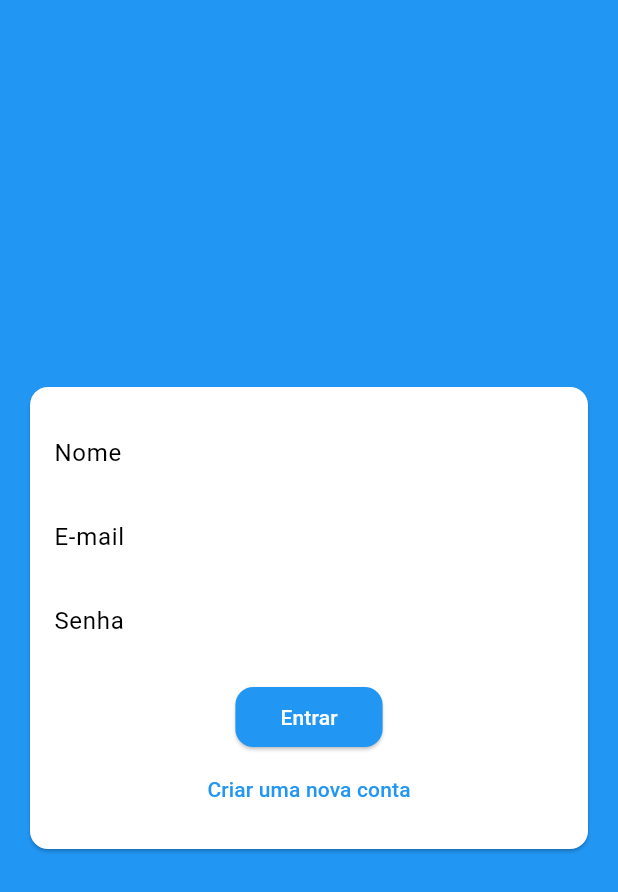
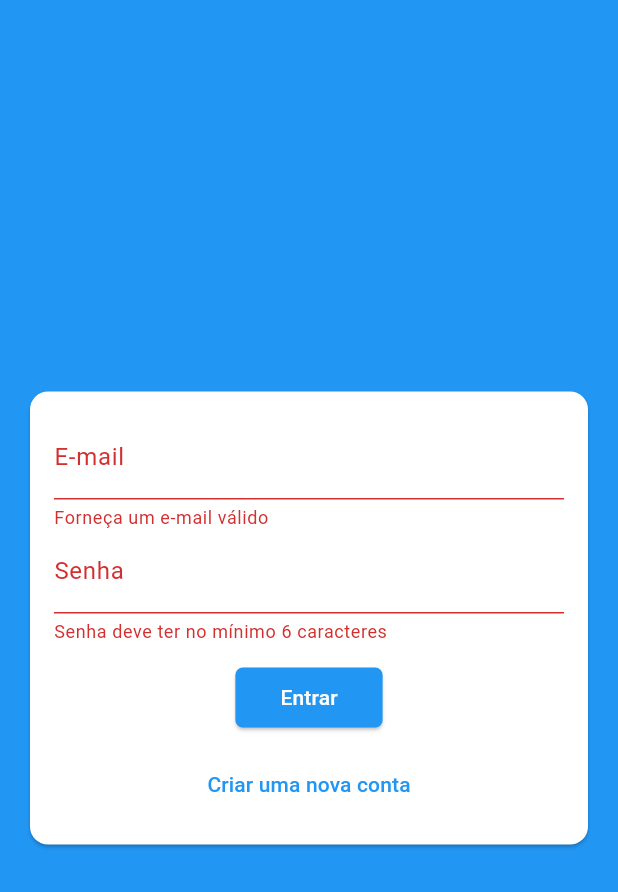
Before and after one commit to LeonardoJaques/chat_flutter, a Flutter app: the screen it shows after launch, after a tap on "Entrar", on a phone screen of 412 x 824 dp. Shown: the top 892 px of the screen. Run offline on Flutter 3.47's test engine with Material 2 defaults, Android fonts, the phone set to English and light mode, and no system bars.

Commit message:
feat: add auth_form

```diff
--- a/lib/components/auth_form.dart
+++ b/lib/components/auth_form.dart
@@ -1,7 +1,23 @@
+import 'package:chat_flutter/model/auth_form_data.dart';
 import 'package:flutter/material.dart';
 
-class AuthForm extends StatelessWidget {
+class AuthForm extends StatefulWidget {
   const AuthForm({super.key});
+
+  @override
+  State<AuthForm> createState() => _AuthFormState();
+}
+
+class _AuthFormState extends State<AuthForm> {
+  final _formkey = GlobalKey<FormState>();
+  final _formData = AuthFormData();
+
+  void _submit() {
+    final isValid = _formkey.currentState?.validate() ?? false;
+    if (!isValid) return;
+
+    _formkey.currentState?.save();
+  }
 
   @override
   Widget build(BuildContext context) {
@@ -10,23 +26,53 @@ class AuthForm extends StatelessWidget {
       child: Padding(
         padding: const EdgeInsets.all(16),
         child: Form(
+          key: _formkey,
           child: Column(
             children: [
+              if (_formData.isSignup)
+                TextFormField(
+                  key: const ValueKey('name'),
+                  initialValue: _formData.name,
+                  onChanged: (name) => _formData.name = name,
+                  decoration: const InputDecoration(labelText: 'Nome'),
+                  validator: (_name) {
+                    const minCharc = 5;
+                    final name = _name ?? '';
+                    if (name.trim().length < 5) {
+                      return 'Nome deve ter no mínimo $minCharc caracteres';
+                    }
+                    return null;
+                  },
+                ),
               TextFormField(
-                decoration: const InputDecoration(labelText: 'Nome'),
+                key: const ValueKey('email'),
+                onChanged: (value) => _formData.email = value,
+                decoration: const InputDecoration(labelText: 'E-mail'),
+                validator: (value) {
+                  if (value == null || !value.contains('@')) {
+                    return 'Forneça um e-mail válido';
+                  }
+                  return null;
+                },
               ),
               TextFormField(
-                decoration: const InputDecoration(labelText: 'E-mail'),
-              ),
-              TextFormField(
+                key: const ValueKey('password'),
+                onChanged: (value) => _formData.password = value,
                 obscureText: true,
                 decoration: const InputDecoration(labelText: 'Senha'),
+                validator: (value) {
+                  const minCharc = 6;
+                  if (value == null || value.length < minCharc) {
+                    return 'Senha deve ter no mínimo $minCharc caracteres';
+                  }
+                  return null;
+                },
               ),
               const SizedBox(height: 12),
               ElevatedButton(
                 style: ElevatedButton.styleFrom(
                   shape: RoundedRectangleBorder(
-                    borderRadius: BorderRadius.circular(12),
+                    borderRadius: BorderRadius.circular(5),
                   ),
                   padding: const EdgeInsets.symmetric(
                     horizontal: 30,
@@ -35,11 +81,20 @@ class AuthForm extends StatelessWidget {
                   foregroundColor: Theme.of(context).colorScheme.onPrimary,
                   backgroundColor: Theme.of(context).colorScheme.primary,
                 ),
-                onPressed: () {},
-                child: const Text('Entrar'),
+                onPressed: _submit,
+                child: Text(_formData.isLogin ? 'Entrar' : 'Cadastrar'),
               ),
+              const SizedBox(height: 10),
               TextButton(
-                  onPressed: () {}, child: const Text('Criar uma nova conta'))
+                onPressed: () {
+                  setState(() {
+                    _formData.toggleAuthMode();
+                  });
+                },
+                child: Text(_formData.isLogin
+                    ? 'Criar uma nova conta'
+                    : 'Já tenho uma conta'),
+              )
             ],
           ),
         ),
```
